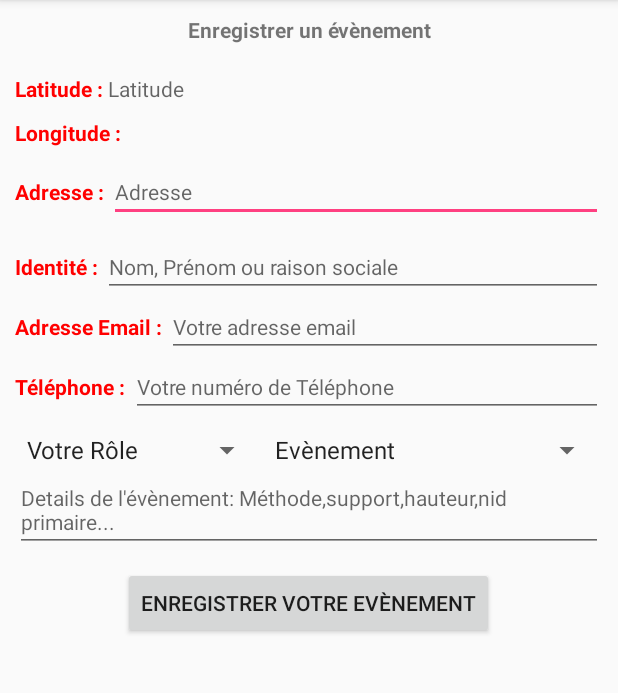
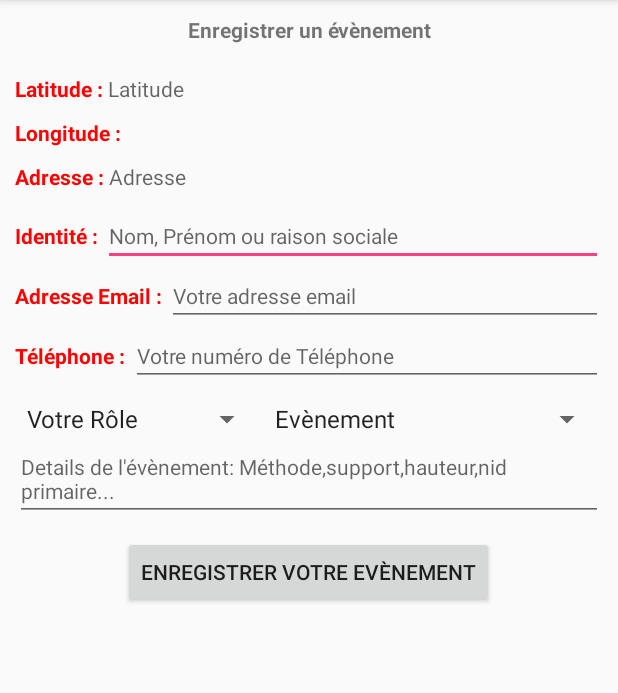
Before and after one commit to sallongue/frosaif, an Android app: the DisplayreginfoActivity screen opened directly, with no data from a screen before it, after a tap on "ENREGISTRER VOTRE EVÈNEMENT", on a phone screen of 412 x 824 dp, the part 84-777 px from its top. Run offline under Robolectric (Android 15) with nearby library versions, the phone set to English and light mode, and no system bars; our stand-ins replace Volley; network calls fail; 3 statements that could not run were skipped.

Commit message:
Correction User remark

```diff
--- a/app/src/main/java/eu/agriapi/www/frosaif/DisplayreginfoActivity.java
+++ b/app/src/main/java/eu/agriapi/www/frosaif/DisplayreginfoActivity.java
@@ -196,7 +196,7 @@ public class DisplayreginfoActivity extends AppCompatActivity {
             //Log.w("My Current loction address", "Canont get Address!");
         }
         // On reformatte l'adresse pour remplacer les retours chariot par des espaces
-        EditText enventAddrT = (EditText) findViewById(R.id.eventAddr);
+        TextView enventAddrT = (TextView) findViewById(R.id.eventAddr);
         enventAddrT.setText(evAddrStr);
         //Toast.makeText(getApplicationContext(), strAdd.replaceAll("[\r\n]+", ""), Toast.LENGTH_LONG).show();
 
@@ -228,6 +228,9 @@ public class DisplayreginfoActivity extends AppCompatActivity {
         //enventPhoneT.setText("0634353637");
     }
 
+
+
+
     public void commitEventInformation(View view){
         // one get the information from the user and verify that the field are not empty
         Spinner spinnerEvent = (Spinner) findViewById(R.id.event_spinner);
@@ -242,9 +245,9 @@ public class DisplayreginfoActivity extends AppCompatActivity {
         evEmailStr = eventEMStr.getText().toString();
         TextView eventDetStr = (TextView)findViewById(R.id.eventDetails);
         evDetailStr = eventDetStr.getText().toString();
-        Toast.makeText(getApplicationContext(), evPosLatStr+"\n"+evPosLngStr+"\n"+evAddrStr+"\n"+
-                evIdStr+"\n"+evEmailStr+"\n"+evPhoneStr+"\n"+evRoleStr+"\n"+evEventStr+"\n"+
-                evDetailStr, Toast.LENGTH_LONG).show();
+        //Toast.makeText(getApplicationContext(), evPosLatStr+"\n"+evPosLngStr+"\n"+evAddrStr+"\n"+
+        //        evIdStr+"\n"+evEmailStr+"\n"+evPhoneStr+"\n"+evRoleStr+"\n"+evEventStr+"\n"+
+        //        evDetailStr, Toast.LENGTH_LONG).show();
         // One HAVE to create async to send information
 
 
@@ -296,7 +299,7 @@ public class DisplayreginfoActivity extends AppCompatActivity {
         });
         //requestQueue.add(jsonObjectRequest);
 
-        StringRequest postRequest = new StringRequest(Request.Method.POST, "http://www.frosaif.fr/doitnext.php",
+        StringRequest postRequest = new StringRequest(Request.Method.POST, "http://www.frosaif.fr/doitnext_dev.php",
                 new Response.Listener<String>()
                 {
                     @Override
@@ -314,6 +317,7 @@ public class DisplayreginfoActivity extends AppCompatActivity {
                         } else {
                             Toast.makeText(getApplicationContext(), "Erreur dans l'enregistrement", Toast.LENGTH_LONG).show();
                         }
+                        finish();
                     }
                 },
                 new Response.ErrorListener()
--- a/app/src/main/res/layout/activity_reg_info.xml
+++ b/app/src/main/res/layout/activity_reg_info.xml
@@ -63,7 +63,7 @@
         android:layout_marginLeft="10dp"
         android:layout_alignBottom="@+id/eventAddr"
         android:gravity="center_vertical" />
-    <EditText
+    <TextView
         android:id="@+id/eventAddr"
         android:hint="Adresse"
         android:layout_width="fill_parent"
```
